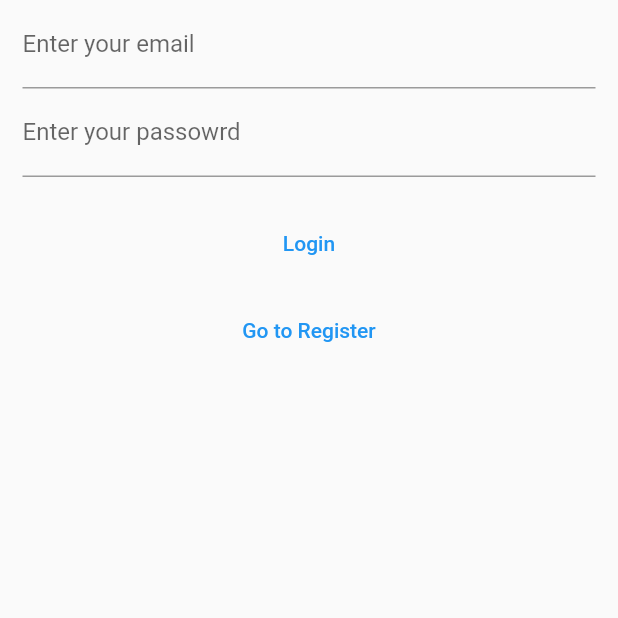
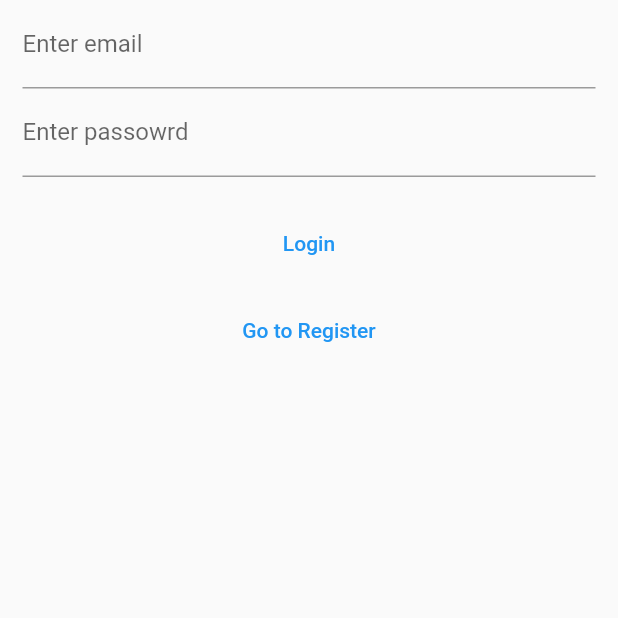
Before and after one commit to Shoaib-Ahmed993/FlutterFire, a Flutter app: the Login screen opened by its route, on a phone screen of 412 x 824 dp, the top half of it. Run offline on Flutter 3.47's test engine with Material 2 defaults, Android fonts, the light colour scheme and no system bars; our stand-ins replace cloud_firestore, firebase_auth, firebase_core, firebase_storage, image_picker; accounts and stored records are empty.

Commit message:
made some changes

```diff
--- a/lib/login.dart
+++ b/lib/login.dart
@@ -44,12 +44,12 @@ class Login extends StatelessWidget {
           children: [
             TextFormField(
               controller: emailController,
-              decoration: const InputDecoration(labelText: 'Enter your email'),
+              decoration: const InputDecoration(labelText: 'Enter email'),
             ),
             TextFormField(
               controller: passwordController,
               decoration:
-                  const InputDecoration(labelText: 'Enter your passowrd'),
+                  const InputDecoration(labelText: 'Enter passowrd'),
             ),
             SizedBox(
               height: 20,
```
